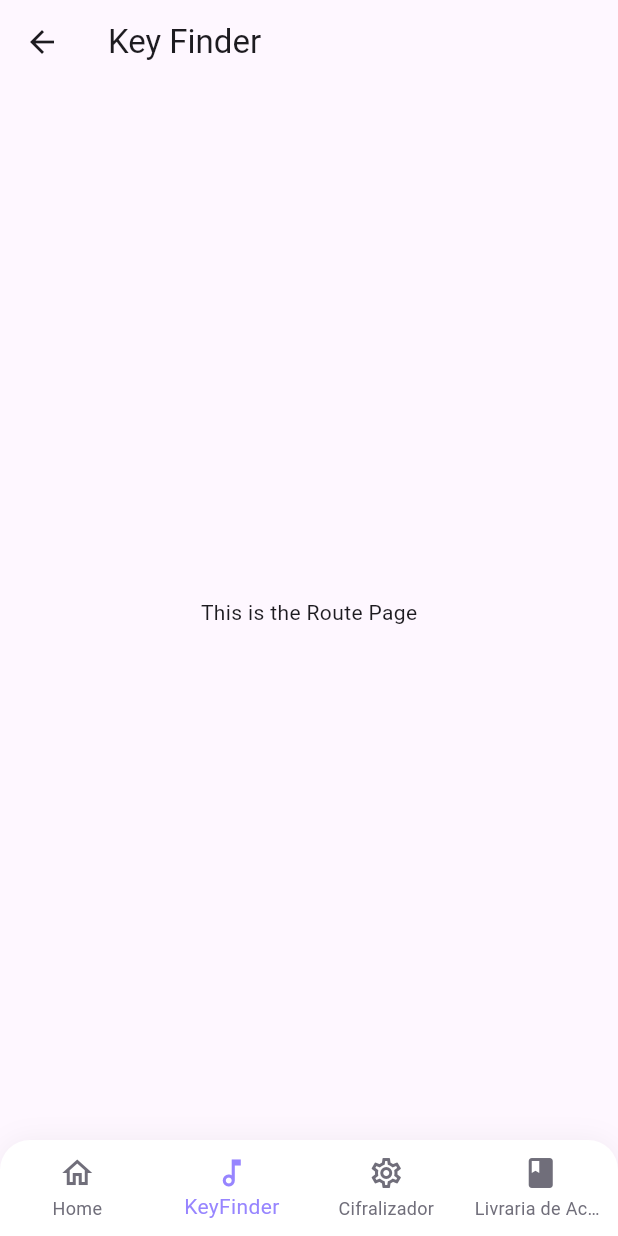
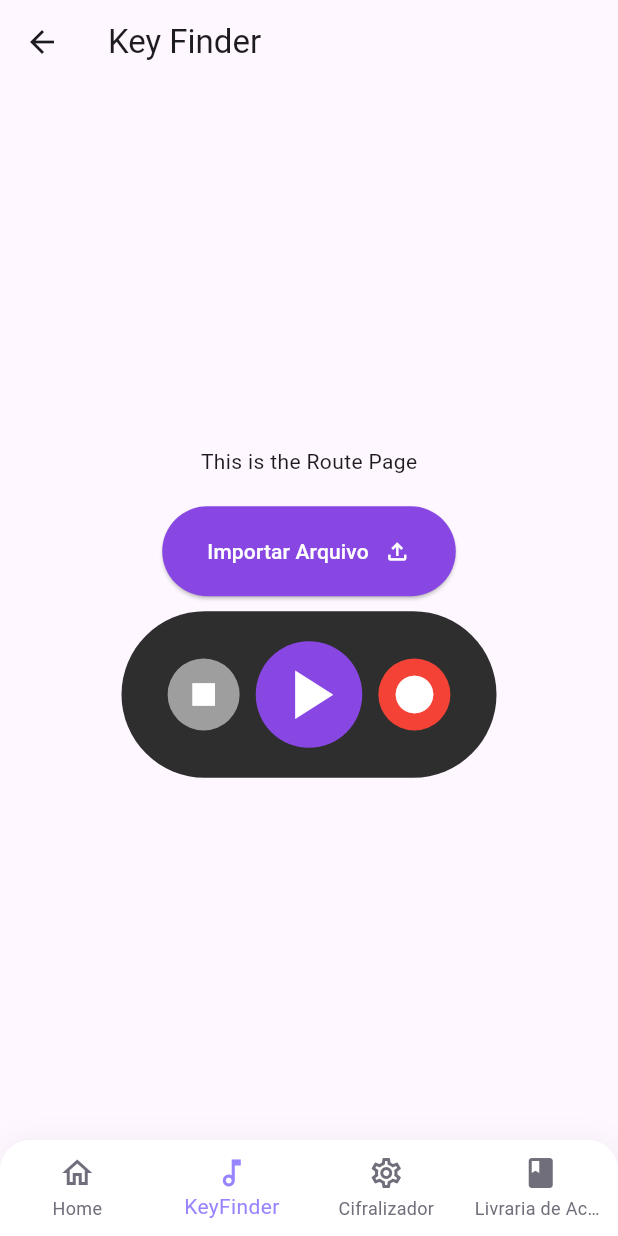
Before and after one commit to ericlefyson/lyratune, a Flutter app: the KeyFinderScreen screen opened by its route, on a phone screen of 412 x 824 dp. Run offline on Flutter 3.47's test engine with Material 3 defaults, Android fonts, the phone set to English and light mode, and no system bars; our stand-ins replace auto_route, file_picker, permission_handler.

Commit message:
botões de importar tocar/gravar/pausar

```diff
--- /dev/null
+++ b/lib/components/circle_icon_button.dart
@@ -0,0 +1,37 @@
+import 'package:flutter/material.dart';
+
+class CircleIconButton extends StatelessWidget {
+  final IconData icon;
+  final VoidCallback onPressed;
+  final double iconSize;
+  final Color iconColor;
+  final Color backgroundColor;
+  final double splashRadius;
+
+  const CircleIconButton({
+    required this.icon,
+    required this.onPressed,
+    this.iconSize = 50,
+    this.iconColor = Colors.white,
+    this.backgroundColor = const Color.fromARGB(255, 136, 71, 227),
+    this.splashRadius = 25,
+    Key? key,
+  }) : super(key: key);
+
+  @override
+  Widget build(BuildContext context) {
+    return Container(
+      decoration: BoxDecoration(
+        shape: BoxShape.circle,
+        color: backgroundColor,
+      ),
+      child: IconButton(
+        onPressed: onPressed,
+        icon: Icon(icon),
+        iconSize: iconSize,
+        color: iconColor,
+        splashRadius: splashRadius,
+      ),
+    );
+  }
+}
--- a/lib/screens/key_finder/key_finder.dart
+++ b/lib/screens/key_finder/key_finder.dart
@@ -1,10 +1,10 @@
-import 'package:auto_route/auto_route.dart';
 import 'package:flutter/material.dart';
-
-@RoutePage()
+import 'package:file_picker/file_picker.dart';
+import 'package:permission_handler/permission_handler.dart';
+import 'package:lyratune/components/circle_icon_button.dart';
 
 class KeyFinderScreen extends StatelessWidget {
-  const KeyFinderScreen({super.key});
+  const KeyFinderScreen({Key? key}) : super(key: key);
 
   @override
   Widget build(BuildContext context) {
@@ -12,8 +12,141 @@ class KeyFinderScreen extends StatelessWidget {
       appBar: AppBar(
         title: const Text('Key Finder'),
       ),
-      body: const Center(
-        child: Text('This is the Route Page'),
+
+      body: Center(
+        child: Column(
+          mainAxisAlignment: MainAxisAlignment.center,
+          children: [
+            Text('This is the Route Page'),
+            SizedBox(height: 20),
+            ElevatedButton(
+              onPressed: () async {
+                var status = await Permission.storage.request();
+                if (status.isGranted) {
+                  String? filePath = await FilePicker.platform
+                      .pickFiles(
+                        type: FileType.audio,
+                      )
+                      .then((value) => value?.files.single.path);
+
+                  if (filePath != null) {
+                    print('Caminho do arquivo selecionado: $filePath');
+                  } else {
+                    print('Nenhum arquivo selecionado');
+                  }
+                } else if (status.isPermanentlyDenied) {
+                  showDialog(
+                    context: context,
+                    builder: (BuildContext context) {
+                      return AlertDialog(
+                        title: Text('Permissão negada'),
+                        content: Text(
+                            'A permissão de leitura do armazenamento externo é necessária para importar arquivos. Por favor, conceda a permissão manualmente nas configurações do dispositivo.'),
+                        actions: [
+                          TextButton(
+                            onPressed: () => Navigator.of(context).pop(),
+                            child: Text('OK'),
+                          ),
+                        ],
+                      );
+                    },
+                  );
+                }
+              },
+
+              style: ElevatedButton.styleFrom(
+                backgroundColor: Color.fromARGB(255, 136, 71, 227),
+                shape: RoundedRectangleBorder(
+                  borderRadius: BorderRadius.circular(30.0),
+                ),
+                padding: EdgeInsets.symmetric(vertical: 20, horizontal: 30),
+              ),
+
+              child: Row(
+
+                mainAxisSize: MainAxisSize.min,
+                children: [
+                  Text(
+                    'Importar Arquivo',
+                    style: TextStyle(color: Colors.white),
+                  ),
+                  SizedBox(width: 10),
+                  Icon(
+                    Icons.file_upload_outlined,
+                    color: Colors.white,
+                  ),
+                ],
+              ),
+            ),
+            SizedBox(height: 10),
+            SizedBox(
+              width: 250,
+              child: Container(
+                decoration: BoxDecoration(
+                  borderRadius: BorderRadius.circular(100),
+                  color: Color.fromARGB(255, 46, 46, 46),
+                ),
+                padding: EdgeInsets.all(20),
+                child: Row(
+                  mainAxisAlignment: MainAxisAlignment.spaceEvenly,
+                  children: [
+                    CircleIconButton(
+                      iconSize: 30,
+                      backgroundColor: Colors.grey,
+                      icon: Icons.stop,
+
+                      onPressed: () {
+                        // Lógica para parar gravação e exibir opção de salvar áudio
+                        showDialog(
+                          context: context,
+                          builder: (BuildContext context) {
+                            return AlertDialog(
+                              title: Text('Salvar Áudio?'),
+                              content: Text('Deseja salvar este áudio?'),
+                              actions: [
+                                TextButton(
+                                  onPressed: () {
+                                    // Lógica para salvar áudio
+                                    Navigator.pop(context);
+                                  },
+                                  child: Text('Sim'),
+                                ),
+                                TextButton(
+                                  onPressed: () {
+                                    // Lógica para descartar áudio
+                                    Navigator.pop(context);
+                                  },
+                                  child: Text('Não'),
+                                ),
+                              ],
+                            );
+                          },
+                        );
+                      },
+                    ),
+                    CircleIconButton(
+                      icon: Icons.play_arrow,
+                      onPressed: () {
+                        // Lógica para tocar/pausar áudio
+                      },
+
+                      iconSize: 55, // Altera a cor do botão de play para branco
+                    ),
+                    CircleIconButton(
+                      backgroundColor: Colors.red,
+                      icon: Icons.circle,
+                      onPressed: () {
+                        // Lógica para iniciar gravação
+                      },
+
+                      iconSize: 30,
+                    ),
+                  ],
+                ),
+              ),
+            ),
+          ],
+        ),
       ),
     );
   }
--- a/pubspec.yaml
+++ b/pubspec.yaml
@@ -29,6 +29,8 @@ environment:
 dependencies:
   flutter:
     sdk: flutter
+  file_picker: ^4.0.0
+  permission_handler: ^10.1.0
 
 
   # The following adds the Cupertino Icons font to your application.
```
Also changed, not shown: lib/main.dart (+2 -9 lines), pubspec.lock, 3 other files.
